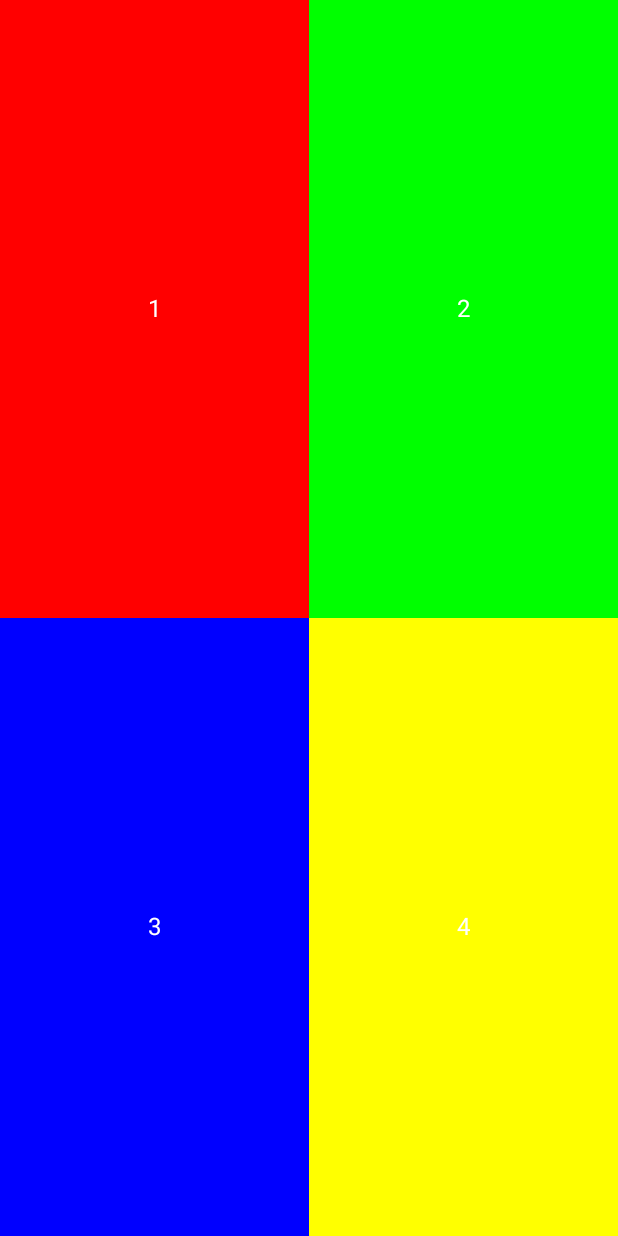
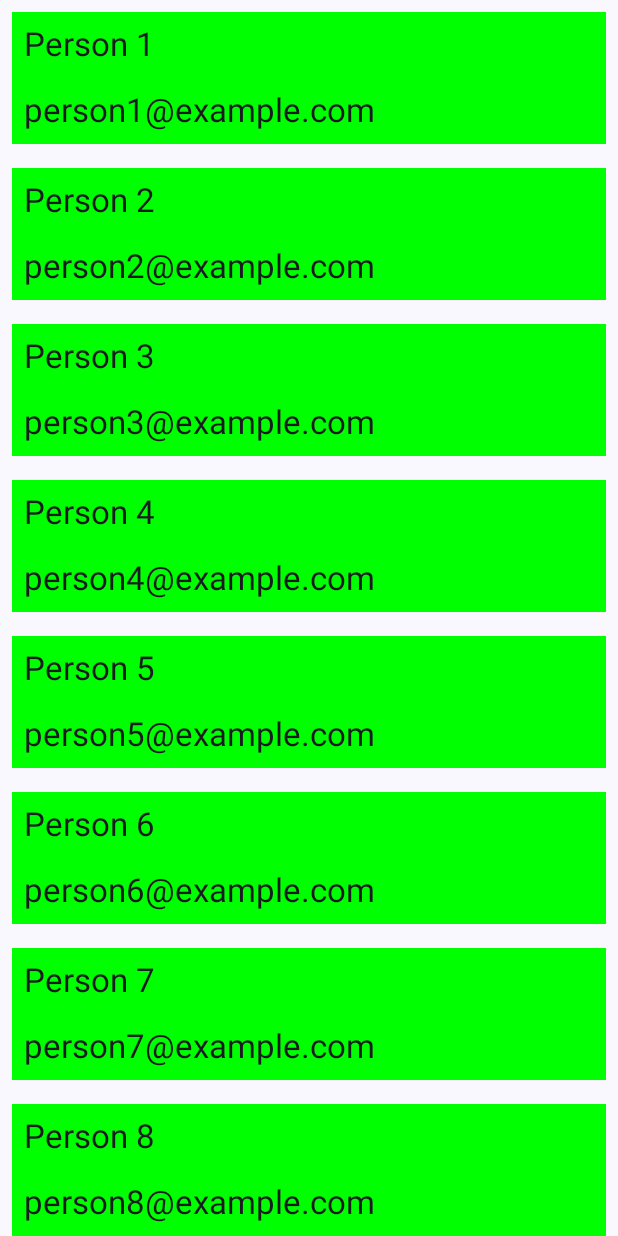
Before and after one commit to Jinwook-Song/kotlin_playground, an Android app built with Jetpack Compose: the screen it shows after launch (MainActivity), on a phone screen of 412 x 824 dp. Run offline under Robolectric (Android 15) with nearby library versions, the phone set to English and light mode, and no system bars.

Commit message:
feat(presentation): LazyColumn

```diff
--- a/LayoutComposables/app/src/main/java/com/example/layoutcomposables/MainActivity.kt
+++ b/LayoutComposables/app/src/main/java/com/example/layoutcomposables/MainActivity.kt
@@ -26,7 +26,7 @@ class MainActivity : ComponentActivity() {
 fun MyApp() {
     LayoutComposablesTheme {
         Scaffold(modifier = Modifier.fillMaxSize()) { innerPadding ->
-            RowColumnWeight(modifier = Modifier.padding(innerPadding))
+            PersonList(modifier = Modifier.padding(innerPadding))
         }
     }
 }
--- a/LayoutComposables/app/src/main/java/com/example/layoutcomposables/PersonList.kt
+++ b/LayoutComposables/app/src/main/java/com/example/layoutcomposables/PersonList.kt
@@ -1 +1,62 @@
 package com.example.layoutcomposables
+
+import androidx.compose.foundation.background
+import androidx.compose.foundation.layout.Column
+import androidx.compose.foundation.layout.fillMaxWidth
+import androidx.compose.foundation.layout.padding
+import androidx.compose.foundation.lazy.LazyColumn
+import androidx.compose.foundation.lazy.items
+import androidx.compose.material3.MaterialTheme
+import androidx.compose.material3.Text
+import androidx.compose.runtime.Composable
+import androidx.compose.ui.Modifier
+import androidx.compose.ui.graphics.Color
+import androidx.compose.ui.tooling.preview.Preview
+import androidx.compose.ui.unit.dp
+import com.example.layoutcomposables.userclass.Person
+import com.example.layoutcomposables.userclass.personListData
+
+@Composable
+fun PersonList(modifier: Modifier = Modifier) {
+    PersonListWithLazyColumn(personList = personListData, modifier = modifier)
+}
+
+@Composable
+fun PersonListWithLazyColumn(
+    personList: List<Person>, modifier: Modifier = Modifier
+) {
+    LazyColumn(modifier = modifier) {
+        items(personList) { person ->
+            PersonItem(person)
+        }
+    }
+}
+
+@Composable
+fun PersonItem(person: Person, modifier: Modifier = Modifier) {
+    Column(
+        modifier = modifier
+            .fillMaxWidth()
+            .padding(8.dp)
+            .background(color = Color.Green)
+    ) {
+        Text(
+            text = person.name,
+            style = MaterialTheme.typography.titleLarge,
+            modifier = Modifier.padding(8.dp)
+        )
+        Text(
+            text = person.email,
+            style = MaterialTheme.typography.titleLarge,
+            modifier = Modifier.padding(8.dp)
+        )
+    }
+
+}
+
+@Preview
+@Composable
+private fun PersonListPreview() {
+    MyApp()
+
+}
--- a/LayoutComposables/app/src/main/java/com/example/layoutcomposables/userclass/Person.kt
+++ b/LayoutComposables/app/src/main/java/com/example/layoutcomposables/userclass/Person.kt
@@ -1,3 +1,25 @@
 package com.example.layoutcomposables.userclass
 
-data class Person()
+data class Person(
+    val id: Int,
+    val name: String,
+    val email: String,
+)
+
+val personListData = listOf<Person>(
+    Person(id = 1, name = "Person 1", email = "person1@example.com"),
+    Person(id = 2, name = "Person 2", email = "person2@example.com"),
+    Person(id = 3, name = "Person 3", email = "person3@example.com"),
+    Person(id = 4, name = "Person 4", email = "person4@example.com"),
+    Person(id = 5, name = "Person 5", email = "person5@example.com"),
+    Person(id = 6, name = "Person 6", email = "person6@example.com"),
+    Person(id = 7, name = "Person 7", email = "person7@example.com"),
+    Person(id = 8, name = "Person 8", email = "person8@example.com"),
+    Person(id = 9, name = "Person 9", email = "person9@example.com"),
+    Person(id = 10, name = "Person 10", email = "person10@example.com"),
+    Person(id = 11, name = "Person 11", email = "person11@example.com"),
+    Person(id = 12, name = "Person 12", email = "person12@example.com"),
+    Person(id = 13, name = "Person 13", email = "person13@example.com"),
+    Person(id = 14, name = "Person 14", email = "person14@example.com"),
+    Person(id = 15, name = "Person 15", email = "person15@example.com")
+)
```
